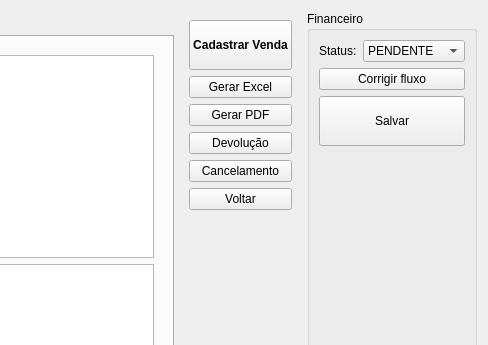
First picture: the form in ui/venda.ui, repository darktorres/ERP-STACCATO, before the edit; both pictures show x 886 to 1374 and y 0 to 345 of the 1374 by 690 pixel window.
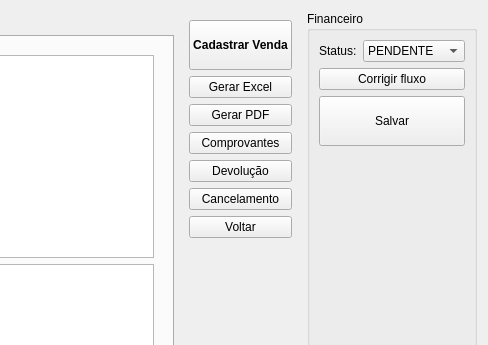
Second picture: the form after the edit. Custom widgets are drawn as their Qt base class.

Commit message: Adicionado tela para visualizar comprovantes

```diff
--- a/ui/venda.ui
+++ b/ui/venda.ui
@@ -1025,6 +1025,16 @@
         </property>
        </widget>
       </item>
+      <item>
+       <widget class="QPushButton" name="pushButtonComprovantes">
+        <property name="text">
+         <string>Comprovantes</string>
+        </property>
+        <property name="autoDefault">
+         <bool>false</bool>
+        </property>
+       </widget>
+      </item>
       <item>
        <widget class="QPushButton" name="pushButtonDevolucao">
         <property name="enabled">
```
The commit also changes 6 other files.
